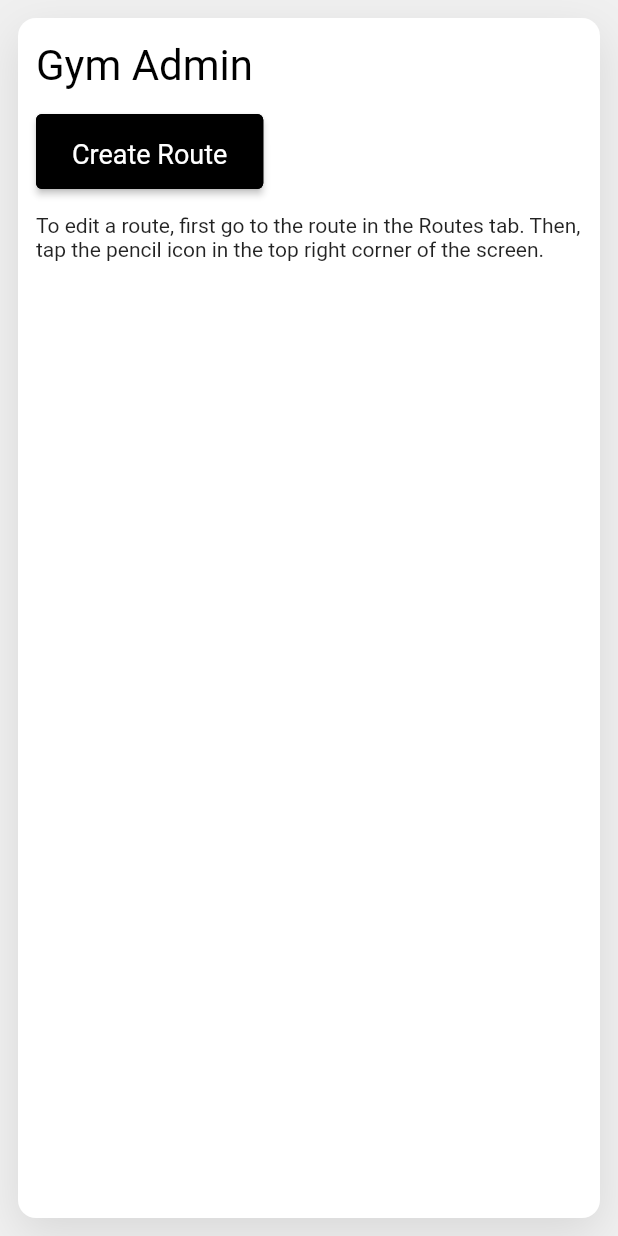
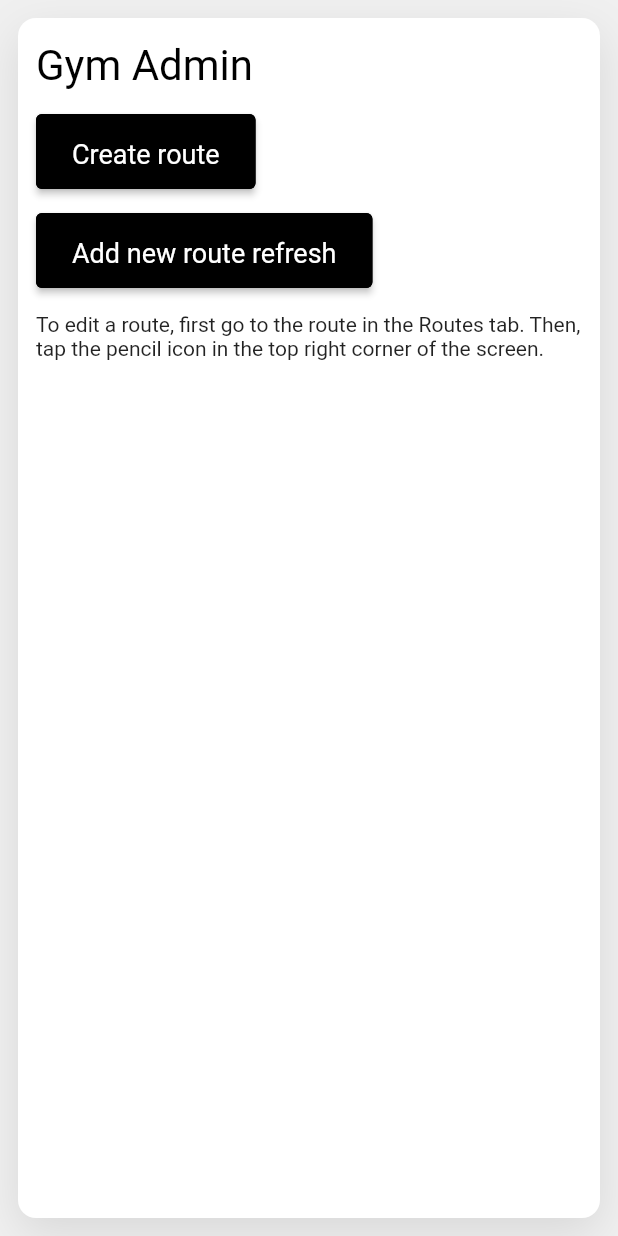
Before and after one commit to ajgreenman/free_beta, a Flutter app: the GymAdmin widget shown alone on an empty page, opened directly, on a phone screen of 412 x 824 dp. Run offline on Flutter 3.47's test engine with Material 2 defaults, Android fonts, the phone set to English and light mode, and no system bars; our stand-ins replace auto_size_text, cached_network_image, carousel_slider, charts_flutter, cloud_firestore, firebase_auth and 6 more; accounts and stored records are empty; network calls fail; Roboto replaces fonts that are missing (GTA).

Commit message:
wireframe for edit refresh screen

```diff
--- /dev/null
+++ b/lib/gym/presentation/edit_refresh_schedule.dart
@@ -0,0 +1,31 @@
+import 'package:flutter/material.dart';
+import 'package:flutter/src/widgets/container.dart';
+import 'package:flutter/src/widgets/framework.dart';
+import 'package:free_beta/app/presentation/widgets/back_button.dart';
+
+class EditRefreshSchedule extends StatefulWidget {
+  static Route<dynamic> route() {
+    return MaterialPageRoute<dynamic>(builder: (context) {
+      return EditRefreshSchedule();
+    });
+  }
+
+  const EditRefreshSchedule({super.key});
+
+  @override
+  State<EditRefreshSchedule> createState() => _EditRefreshScheduleState();
+}
+
+class _EditRefreshScheduleState extends State<EditRefreshSchedule> {
+  @override
+  Widget build(BuildContext context) {
+    return Scaffold(
+      key: Key('add-refresh'),
+      appBar: AppBar(
+        title: Text('Add Refresh'),
+        leading: FreeBetaBackButton(),
+      ),
+      body: Text('edit refresh'),
+    );
+  }
+}
--- a/lib/user/presentation/widgets/gym_admin.dart
+++ b/lib/user/presentation/widgets/gym_admin.dart
@@ -2,6 +2,7 @@ import 'package:flutter/material.dart';
 import 'package:free_beta/app/presentation/widgets/info_card.dart';
 import 'package:free_beta/app/theme.dart';
 import 'package:free_beta/gym/presentation/create_route_screen.dart';
+import 'package:free_beta/gym/presentation/edit_refresh_schedule.dart';
 
 class GymAdmin extends StatelessWidget {
   const GymAdmin({Key? key}) : super(key: key);
@@ -18,6 +19,8 @@ class GymAdmin extends StatelessWidget {
             SizedBox(height: FreeBetaSizes.l),
             _CreateRouteButton(),
             SizedBox(height: FreeBetaSizes.l),
+            _AddRefreshSchedule(),
+            SizedBox(height: FreeBetaSizes.l),
             Text(
               'To edit a route, first go to the route in the Routes tab. Then, tap the pencil icon in the top right corner of the screen.',
             ),
@@ -26,19 +29,15 @@ class GymAdmin extends StatelessWidget {
       );
 }
 
-class _CreateRouteButton extends StatelessWidget {
-  const _CreateRouteButton({
-    Key? key,
-  }) : super(key: key);
-
+class _AddRefreshSchedule extends StatelessWidget {
   @override
   Widget build(BuildContext context) {
     return ElevatedButton(
-      onPressed: () => Navigator.of(context).push(CreateRouteScreen.route()),
+      onPressed: () => Navigator.of(context).push(EditRefreshSchedule.route()),
       child: Padding(
         padding: FreeBetaPadding.xlHorizontal,
         child: Text(
-          'Create Route',
+          'Add new route refresh',
           style: FreeBetaTextStyle.h4.copyWith(
             color: FreeBetaColors.white,
           ),
@@ -59,3 +58,37 @@ class _CreateRouteButton extends StatelessWidget {
     );
   }
 }
+
+class _CreateRouteButton extends StatelessWidget {
+  const _CreateRouteButton({
+    Key? key,
+  }) : super(key: key);
+
+  @override
+  Widget build(BuildContext context) {
+    return ElevatedButton(
+      onPressed: () => Navigator.of(context).push(CreateRouteScreen.route()),
+      child: Padding(
+        padding: FreeBetaPadding.xlHorizontal,
+        child: Text(
+          'Create route',
+          style: FreeBetaTextStyle.h4.copyWith(
+            color: FreeBetaColors.white,
+          ),
+        ),
+      ),
+      style: ButtonStyle(
+        side: MaterialStateProperty.all(
+          BorderSide(
+            width: 2,
+          ),
+        ),
+        padding: MaterialStateProperty.all(
+          const EdgeInsets.symmetric(
+            vertical: FreeBetaSizes.ml,
+          ),
+        ),
+      ),
+    );
+  }
+}
```
